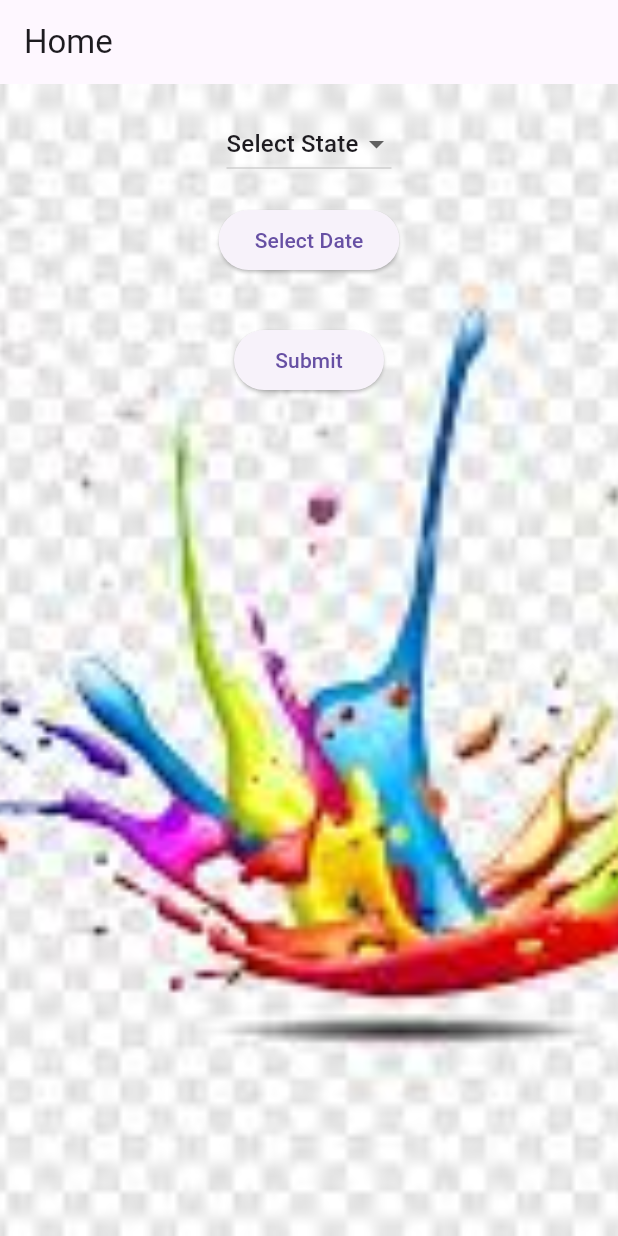
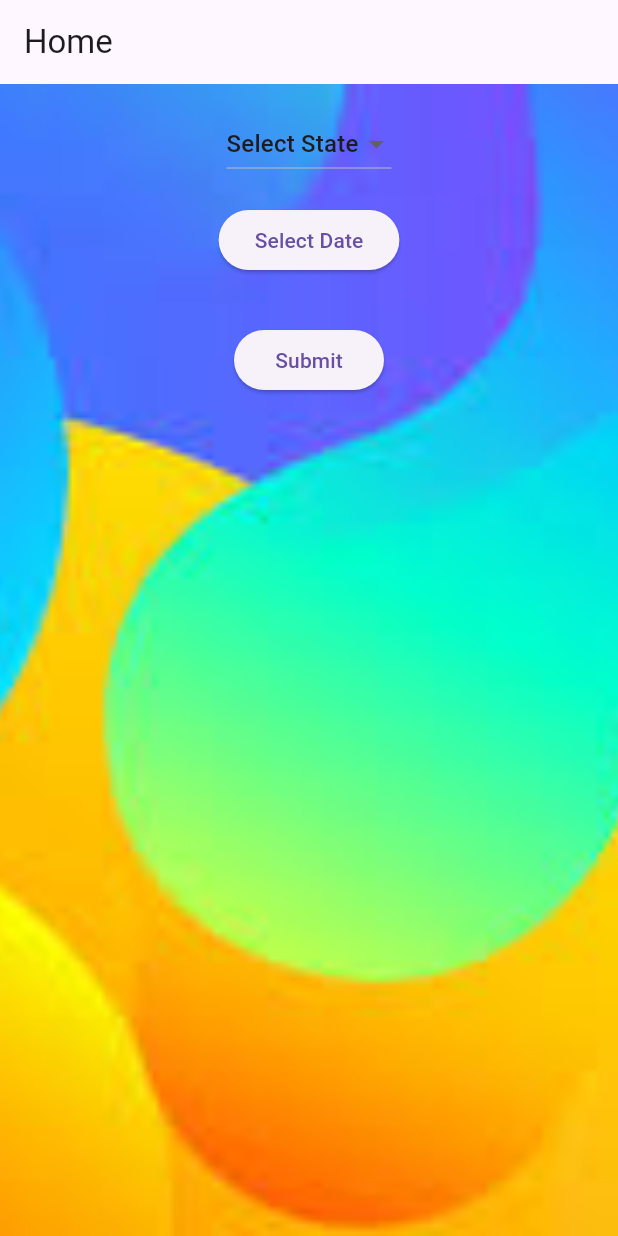
Before and after one commit to raghavinani/BW_web, a Flutter app: the screen it shows after launch, after a tap on the "arrow forward" icon, on a phone screen of 412 x 824 dp. Run offline on Flutter 3.47's test engine with Material 3 defaults, Android fonts, the phone set to English and light mode, and no system bars; our stand-ins replace hive, hive_flutter; accounts and stored records are empty.

Commit message:
background image

```diff
--- a/lib/home.dart
+++ b/lib/home.dart
@@ -25,7 +25,7 @@ class home extends StatelessWidget {
               fit: BoxFit.cover,
             ),
           ),
-          child: Center(
+          child: const Center(
             child: DropdownDatePickerExample(),
           ),
         ),
```
Also changed, not shown: assets/home.jpeg.
